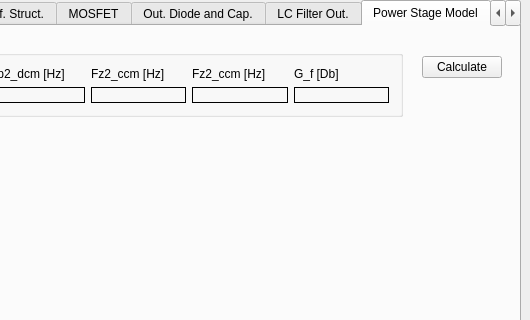
Qt form FLySMPS/FLySMPS.ui (aemeltsev/FLySMPS) before a commit; both pictures show x 360 to 890 and y 0 to 320 of the 890 by 490 pixel window.
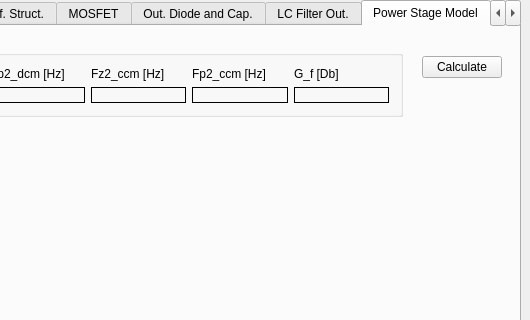
The same form after that commit. The open tabs and pages were chosen to show the change. Custom widgets are drawn as their Qt base class.

Patch:
```diff
--- a/FLySMPS/FLySMPS.ui
+++ b/FLySMPS/FLySMPS.ui
@@ -3885,7 +3885,7 @@
        <item row="0" column="5">
         <widget class="QLabel" name="label_790">
          <property name="text">
-          <string>Fz2_ccm [Hz]</string>
+          <string>Fp2_ccm [Hz]</string>
          </property>
         </widget>
        </item>
```
Left out of the diff: 6 changed lines with no effect on the pictures.
